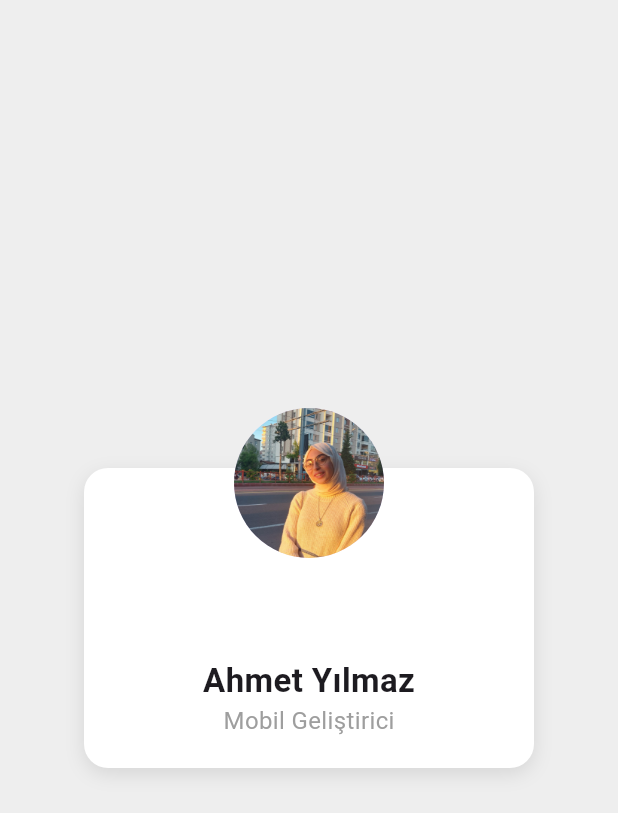
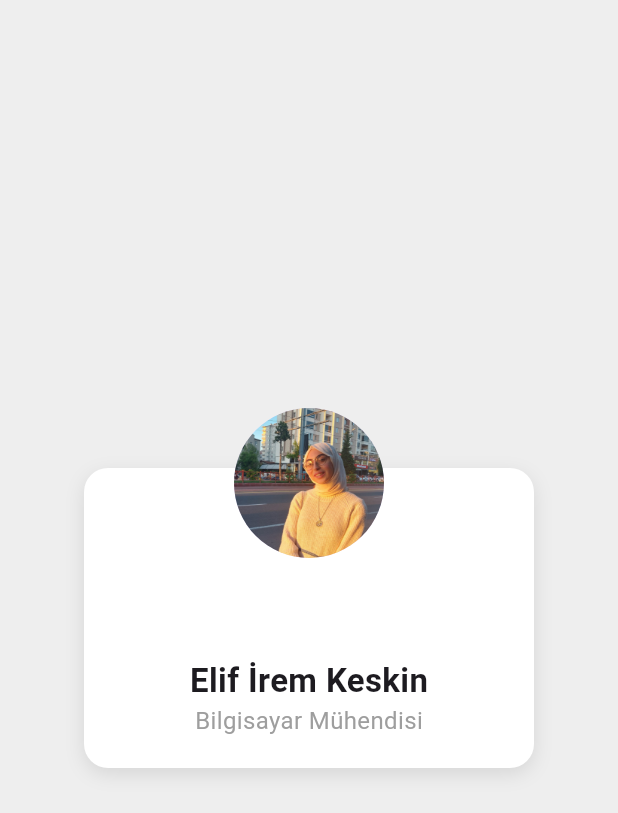
Before and after one commit to elifiremkeskin/mobile_app_midterm, a Flutter app: the screen it shows after launch, on a phone screen of 412 x 824 dp. Shown: the top 813 px of the screen. Run offline on Flutter 3.47's test engine with Material 3 defaults, Android fonts, the phone set to English and light mode, and no system bars.

Commit message:
first commit

```diff
--- a/lib/main.dart
+++ b/lib/main.dart
@@ -50,14 +50,14 @@ class ProfileCard extends StatelessWidget {
             children: const [
               SizedBox(height: 20), // profil fotoğrafı için boşluk
               Text(
-                'Ahmet Yılmaz',
+                'Elif İrem Keskin',
                 style: TextStyle(
                   fontSize: 22,
                   fontWeight: FontWeight.bold,
                 ),
               ),
               Text(
-                'Mobil Geliştirici',
+                'Bilgisayar Mühendisi',
                 style: TextStyle(
                   fontSize: 16,
                   color: Colors.grey,
```
